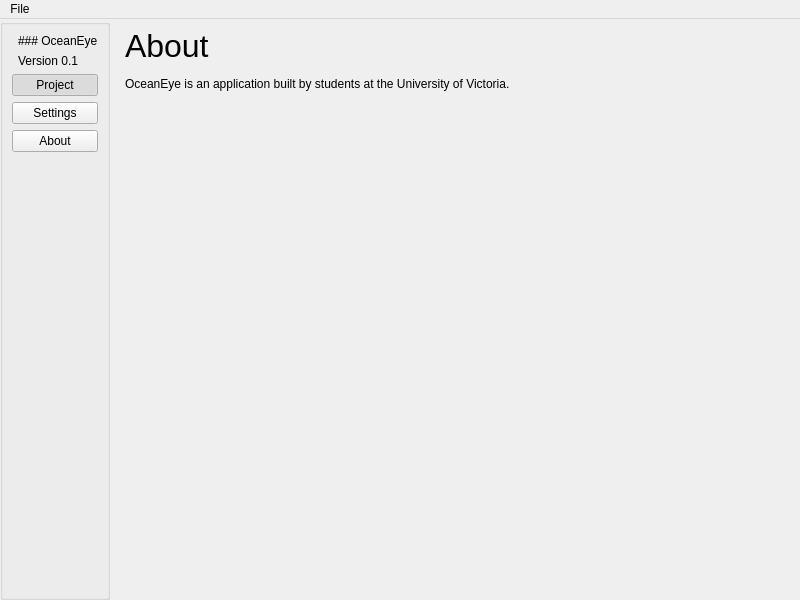
First picture: the form in src/core/welcomewindow.ui, repository OceanEye-Project/OceanEye-QT, before the edit.
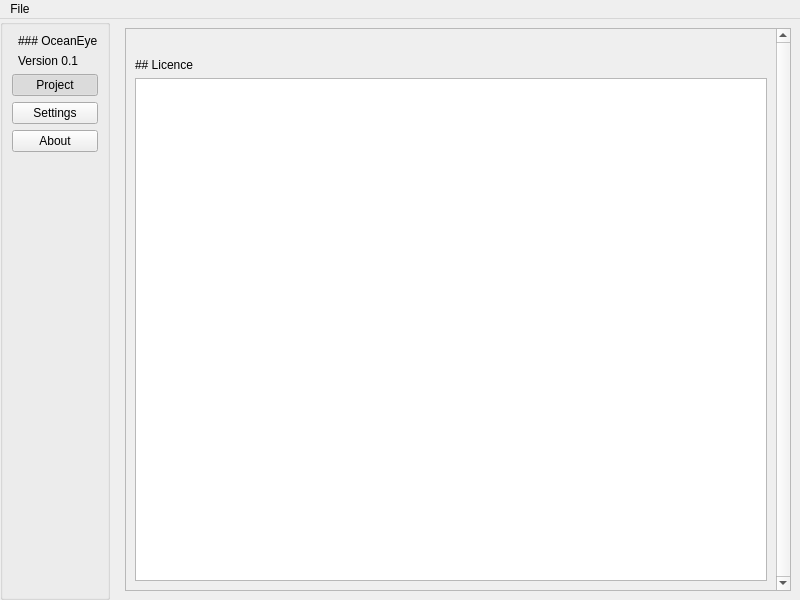
Second picture: the form after the edit. The open tabs and pages were chosen to show the change. Icons and pictures are not drawn.

```diff
--- a/src/core/welcomewindow.ui
+++ b/src/core/welcomewindow.ui
@@ -13,6 +13,9 @@
   <property name="windowTitle">
    <string>MainWindow</string>
   </property>
+  <property name="layoutDirection">
+   <enum>Qt::LayoutDirection::LeftToRight</enum>
+  </property>
   <widget class="QWidget" name="centralwidget">
    <property name="sizePolicy">
     <sizepolicy hsizetype="Preferred" vsizetype="Preferred">
@@ -397,25 +400,74 @@
       <widget class="QWidget" name="aboutPage">
        <layout class="QVBoxLayout" name="verticalLayout_5">
         <item>
-         <widget class="QLabel" name="label_8">
-          <property name="sizePolicy">
-           <sizepolicy hsizetype="Preferred" vsizetype="Preferred">
-            <horstretch>0</horstretch>
-            <verstretch>0</verstretch>
-           </sizepolicy>
+         <widget class="QScrollArea" name="scrollArea">
+          <property name="layoutDirection">
+           <enum>Qt::LayoutDirection::LeftToRight</enum>
           </property>
-          <property name="text">
-           <string>&lt;html&gt;&lt;head/&gt;&lt;body&gt;&lt;p&gt;&lt;span style=&quot; font-size:24pt;&quot;&gt;About&lt;/span&gt;&lt;/p&gt;&lt;p&gt;OceanEye is an application built by students at the University of Victoria.&lt;/p&gt;&lt;/body&gt;&lt;/html&gt;</string>
+          <property name="verticalScrollBarPolicy">
+           <enum>Qt::ScrollBarPolicy::ScrollBarAlwaysOn</enum>
           </property>
-          <property name="textFormat">
-           <enum>Qt::RichText</enum>
-          </property>
-          <property name="alignment">
-           <set>Qt::AlignLeading|Qt::AlignLeft|Qt::AlignTop</set>
-          </property>
-          <property name="wordWrap">
+          <property name="widgetResizable">
            <bool>true</bool>
           </property>
+          <widget class="QWidget" name="scrollAreaWidgetContents">
+           <property name="geometry">
+            <rect>
+             <x>0</x>
+             <y>0</y>
+             <width>621</width>
+             <height>559</height>
+            </rect>
+           </property>
+           <layout class="QVBoxLayout" name="verticalLayout_8">
+            <item>
+             <widget class="QLabel" name="aboutText">
+              <property name="sizePolicy">
+               <sizepolicy hsizetype="Preferred" vsizetype="Preferred">
+                <horstretch>0</horstretch>
+                <verstretch>0</verstretch>
+               </sizepolicy>
+              </property>
+              <property name="text">
+               <string/>
+              </property>
+              <property name="textFormat">
+               <enum>Qt::TextFormat::MarkdownText</enum>
+              </property>
+              <property name="alignment">
+               <set>Qt::AlignmentFlag::AlignLeading|Qt::AlignmentFlag::AlignLeft|Qt::AlignmentFlag::AlignTop</set>
+              </property>
+              <property name="wordWrap">
+               <bool>true</bool>
+              </property>
+             </widget>
+            </item>
+            <item>
+             <widget class="QLabel" name="label_8">
+              <property name="text">
+               <string>## Licence</string>
+              </property>
+              <property name="textFormat">
+               <enum>Qt::TextFormat::MarkdownText</enum>
+              </property>
+             </widget>
+            </item>
+            <item>
+             <widget class="QTextBrowser" name="licenceText">
+              <property name="html">
+               <string>&lt;!DOCTYPE HTML PUBLIC &quot;-//W3C//DTD HTML 4.0//EN&quot; &quot;http://www.w3.org/TR/REC-html40/strict.dtd&quot;&gt;
+&lt;html&gt;&lt;head&gt;&lt;meta name=&quot;qrichtext&quot; content=&quot;1&quot; /&gt;&lt;meta charset=&quot;utf-8&quot; /&gt;&lt;style type=&quot;text/css&quot;&gt;
+p, li { white-space: pre-wrap; }
+hr { height: 1px; border-width: 0; }
+li.unchecked::marker { content: &quot;\2610&quot;; }
+li.checked::marker { content: &quot;\2612&quot;; }
+&lt;/style&gt;&lt;/head&gt;&lt;body style=&quot; font-family:'Segoe UI'; font-size:9pt; font-weight:400; font-style:normal;&quot;&gt;
+&lt;p style=&quot;-qt-paragraph-type:empty; margin-top:0px; margin-bottom:0px; margin-left:0px; margin-right:0px; -qt-block-indent:0; text-indent:0px;&quot;&gt;&lt;br /&gt;&lt;/p&gt;&lt;/body&gt;&lt;/html&gt;</string>
+              </property>
+             </widget>
+            </item>
+           </layout>
+          </widget>
          </widget>
         </item>
        </layout>
```
Left out of the diff: 45 changed lines with no effect on the pictures.
